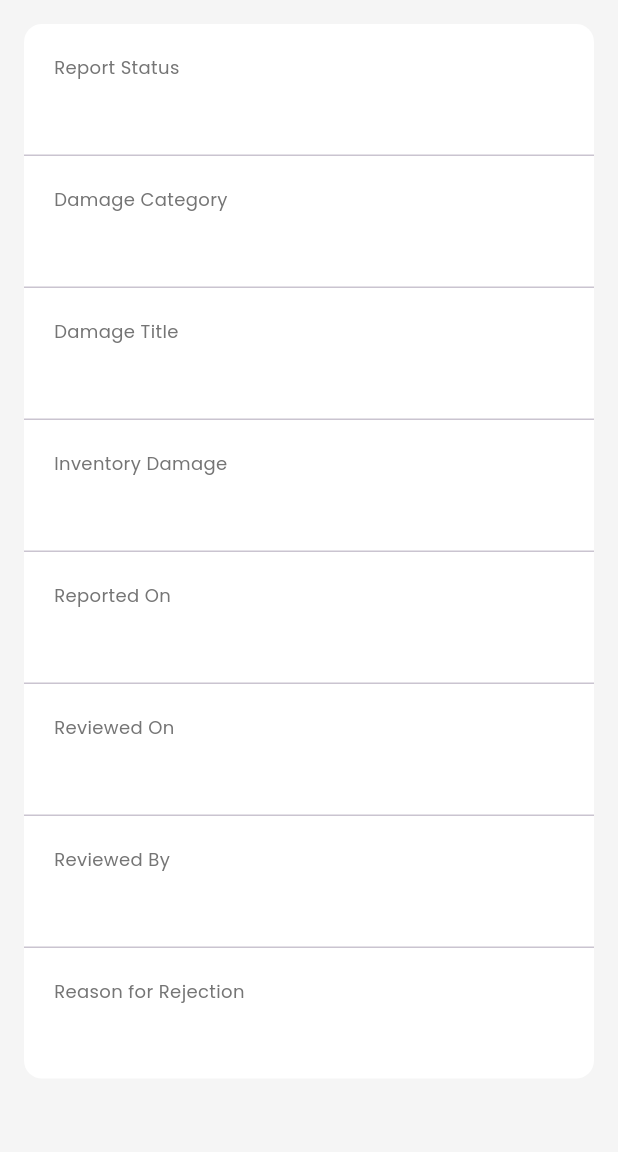
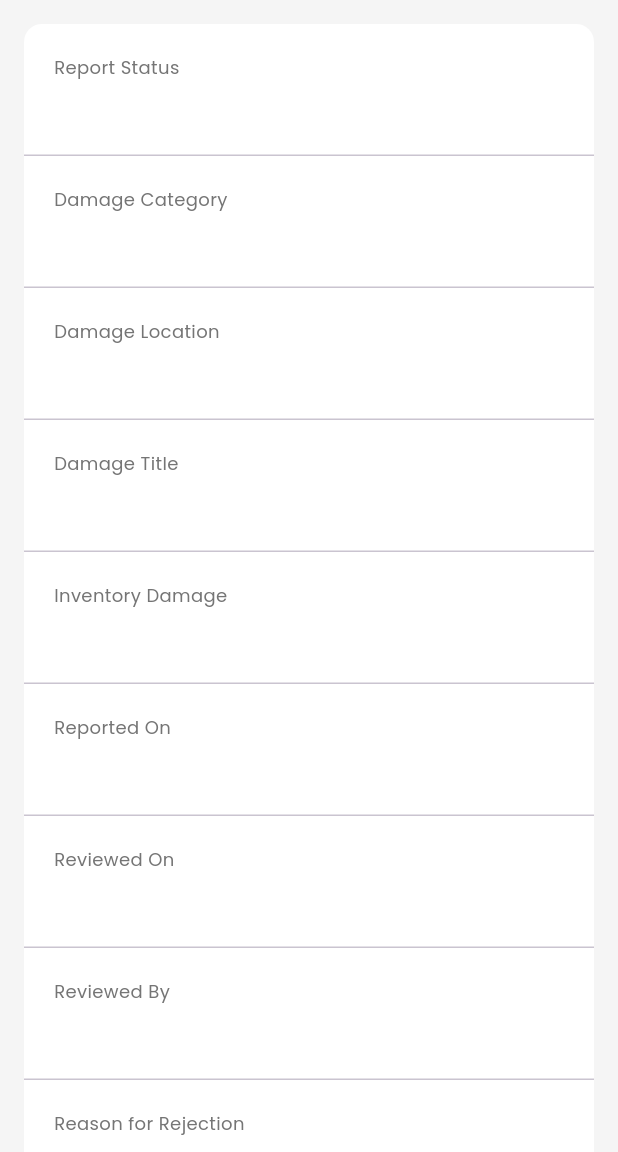
Before and after one commit to goh1217/SmartServe-KolejCare, a Flutter app: the RejectedRepairScreen screen opened directly with empty values, on a phone screen of 412 x 824 dp, the part 84-1236 px from its top. Run offline on Flutter 3.47's test engine with Material 3 defaults, Android fonts, the phone set to English and light mode, and no system bars; our stand-ins replace cloud_firestore, firebase_auth, firebase_core, flutter_image_compress, google_fonts, image_picker; accounts and stored records are empty; network calls fail.

Commit message:
Fix up report details in other files

```diff
--- a/lib/student/screens/activity/ongoingrepair.dart
+++ b/lib/student/screens/activity/ongoingrepair.dart
@@ -140,6 +140,8 @@ class OngoingRepairScreen extends StatelessWidget {
                     const Divider(height: 1),
                     _buildDetailItem('Service Category', serviceCategory),
                     const Divider(height: 1),
+                    _buildDetailItem('Damage Location', location),
+                    const Divider(height: 1),
                     _buildDetailItem('Issue Description', issue),
                     const Divider(height: 1),
                     // Estimated Duration intentionally left blank initially
--- a/lib/student/screens/activity/rejectedrepair.dart
+++ b/lib/student/screens/activity/rejectedrepair.dart
@@ -4,6 +4,7 @@ class RejectedRepairScreen extends StatelessWidget {
   final String? reportId; // Made optional with ?
   final String status;
   final String damageCategory;
+  final String damageLocation;
   final String inventoryDamage;
   final String inventoryDamageTitle;
   final String reportedOn;
@@ -16,6 +17,7 @@ class RejectedRepairScreen extends StatelessWidget {
     this.reportId, // Optional parameter
     required this.status,
     required this.damageCategory,
+    required this.damageLocation,
     required this.inventoryDamage,
     required this.inventoryDamageTitle,
     required this.reportedOn,
@@ -69,6 +71,8 @@ class RejectedRepairScreen extends StatelessWidget {
                       _buildDetailItem('Report Status', status),
                       const Divider(height: 1),
                       _buildDetailItem('Damage Category', damageCategory),
+                      const Divider(height: 1),
+                      _buildDetailItem('Damage Location', damageLocation),
                       const Divider(height: 1),
                       _buildDetailItem('Damage Title', inventoryDamageTitle),
                       const Divider(height: 1),
--- a/lib/student/screens/activity/waitappro.dart
+++ b/lib/student/screens/activity/waitappro.dart
@@ -3,6 +3,7 @@ import 'package:flutter/material.dart';
 class WaitingApprovalScreen extends StatelessWidget {
   final String reportStatus;
   final String damageCategory;
+  final String damageLocation;
   final String inventoryDamage;
   final String inventoryDamageTitle;
   final String reportedOn;
@@ -11,6 +12,7 @@ class WaitingApprovalScreen extends StatelessWidget {
     super.key,
     required this.reportStatus,
     required this.damageCategory,
+    required this.damageLocation,
     required this.inventoryDamage,
     required this.inventoryDamageTitle,
     required this.reportedOn,
@@ -56,6 +58,8 @@ class WaitingApprovalScreen extends StatelessWidget {
                 _buildDetailItem('Report Status', reportStatus, isFirst: true),
                 const Divider(height: 1),
                 _buildDetailItem('Damage Category', damageCategory),
+                const Divider(height: 1),
+                _buildDetailItem('Damage Location', damageLocation),
                 const Divider(height: 1),
                 _buildDetailItem('Damage Title', inventoryDamageTitle),
                 const Divider(height: 1),
```
